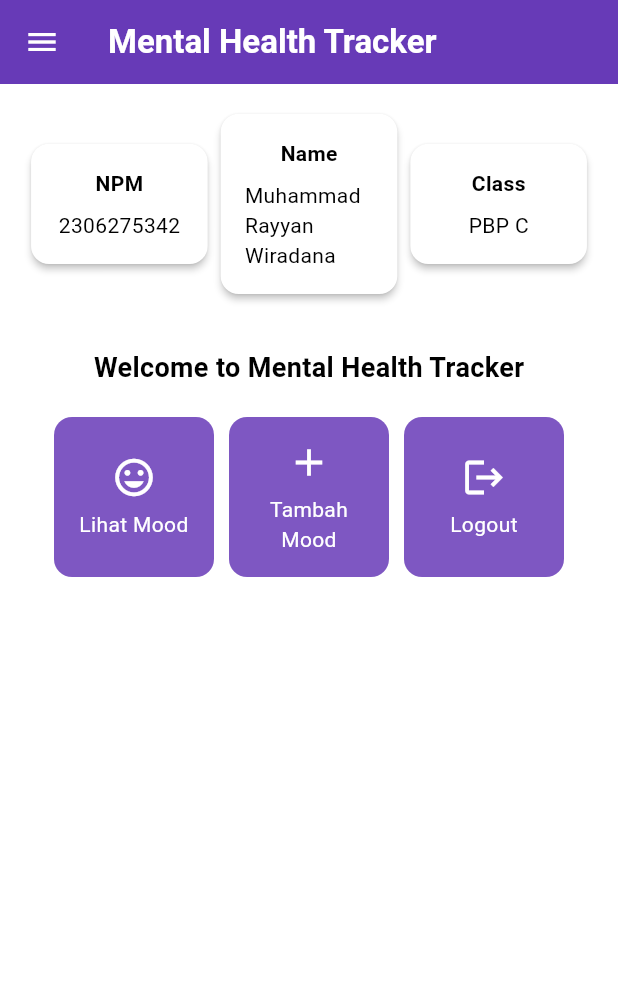
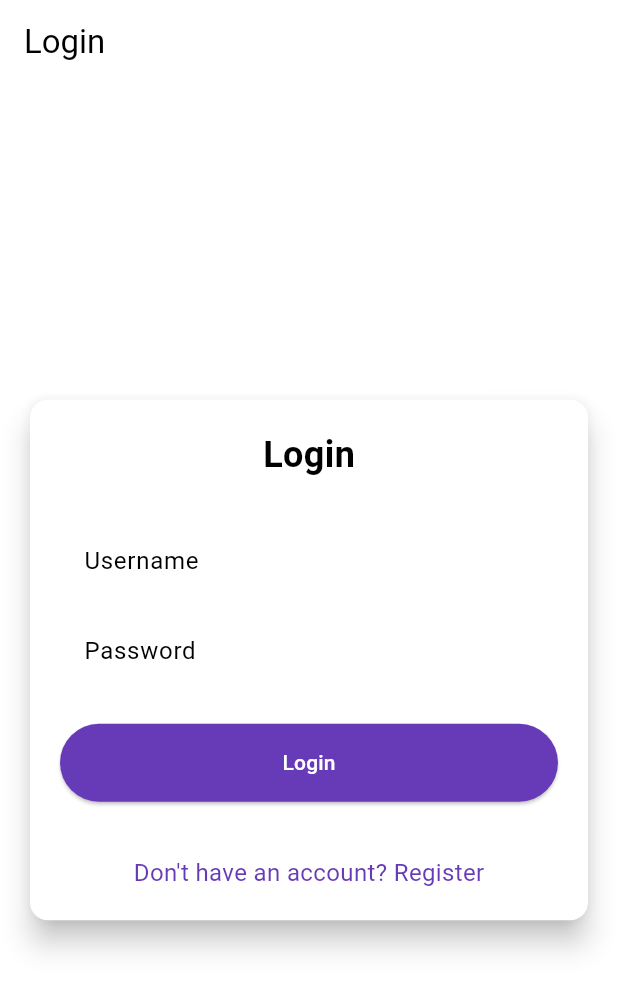
Before and after one commit to wiradanawork/mental_health_tracker_mobile, a Flutter app: the screen it shows after launch, on a phone screen of 412 x 824 dp. Shown: the top 991 px of the screen. Run offline on Flutter 3.47's test engine with Material 3 defaults, Android fonts, the phone set to English and light mode, and no system bars; missing offline and left inert: pbp_django_auth.

Commit message:
saya sudah selesai tutorial 8

```diff
--- a/lib/main.dart
+++ b/lib/main.dart
@@ -1,5 +1,7 @@
 import 'package:flutter/material.dart';
-import 'package:mental_health_tracker_mobile/screens/menu.dart';
+import 'package:provider/provider.dart';
+import 'package:pbp_django_auth/pbp_django_auth.dart';
+import 'package:mental_health_tracker_mobile/screens/login.dart';
 
 void main() {
   runApp(const MyApp());
@@ -8,33 +10,23 @@ void main() {
 class MyApp extends StatelessWidget {
   const MyApp({super.key});
 
-  // This widget is the root of your application.
   @override
   Widget build(BuildContext context) {
-    return MaterialApp(
-      title: 'Flutter Demo',
-      theme: ThemeData(
-        // This is the theme of your application.
-        //
-        // TRY THIS: Try running your application with "flutter run". You'll see
-        // the application has a purple toolbar. Then, without quitting the app,
-        // try changing the seedColor in the colorScheme below to Colors.green
-        // and then invoke "hot reload" (save your changes or press the "hot
-        // reload" button in a Flutter-supported IDE, or press "r" if you used
-        // the command line to start the app).
-        //
-        // Notice that the counter didn't reset back to zero; the application
-        // state is not lost during the reload. To reset the state, use hot
-        // restart instead.
-        //
-        // This works for code too, not just values: Most code changes can be
-        // tested with just a hot reload.
-         colorScheme: ColorScheme.fromSwatch(
-              primarySwatch: Colors.deepPurple,
-        ).copyWith(secondary: Colors.deepPurple[400]),
-        useMaterial3: true,
+    return Provider(
+      create: (_) {
+        CookieRequest request = CookieRequest();
+        return request;
+      },
+      child: MaterialApp(
+        title: 'Mental Health Tracker',
+        theme: ThemeData(
+          useMaterial3: true,
+          colorScheme: ColorScheme.fromSwatch(
+            primarySwatch: Colors.deepPurple,
+          ).copyWith(secondary: Colors.deepPurple[400]),
+        ),
+        home: const LoginPage(),
       ),
-      home: MyHomePage(),
     );
   }
 }
--- /dev/null
+++ b/lib/screens/login.dart
@@ -0,0 +1,182 @@
+import 'package:mental_health_tracker_mobile/screens/menu.dart';
+import 'package:flutter/material.dart';
+import 'package:pbp_django_auth/pbp_django_auth.dart';
+import 'package:provider/provider.dart';
+import 'package:mental_health_tracker_mobile/screens/register.dart';
+// TODO: Import halaman RegisterPage jika sudah dibuat
+
+void main() {
+  runApp(const LoginApp());
+}
+
+class LoginApp extends StatelessWidget {
+  const LoginApp({super.key});
+
+  @override
+  Widget build(BuildContext context) {
+    return MaterialApp(
+      title: 'Login',
+      theme: ThemeData(
+        useMaterial3: true,
+        colorScheme: ColorScheme.fromSwatch(
+          primarySwatch: Colors.deepPurple,
+        ).copyWith(secondary: Colors.deepPurple[400]),
+      ),
+      home: const LoginPage(),
+    );
+  }
+}
+
+class LoginPage extends StatefulWidget {
+  const LoginPage({super.key});
+
+  @override
+  State<LoginPage> createState() => _LoginPageState();
+}
+
+class _LoginPageState extends State<LoginPage> {
+  final TextEditingController _usernameController = TextEditingController();
+  final TextEditingController _passwordController = TextEditingController();
+
+  @override
+  Widget build(BuildContext context) {
+    final request = context.watch<CookieRequest>();
+
+    return Scaffold(
+      appBar: AppBar(
+        title: const Text('Login'),
+      ),
+      body: Center(
+        child: SingleChildScrollView(
+          padding: const EdgeInsets.all(16.0),
+          child: Card(
+            elevation: 8,
+            shape: RoundedRectangleBorder(
+              borderRadius: BorderRadius.circular(12.0),
+            ),
+            child: Padding(
+              padding: const EdgeInsets.all(20.0),
+              child: Column(
+                mainAxisSize: MainAxisSize.min,
+                children: [
+                  const Text(
+                    'Login',
+                    style: TextStyle(
+                      fontSize: 24.0,
+                      fontWeight: FontWeight.bold,
+                    ),
+                  ),
+                  const SizedBox(height: 30.0),
+                  TextField(
+                    controller: _usernameController,
+                    decoration: const InputDecoration(
+                      labelText: 'Username',
+                      hintText: 'Enter your username',
+                      border: OutlineInputBorder(
+                        borderRadius: BorderRadius.all(Radius.circular(12.0)),
+                      ),
+                      contentPadding:
+                          EdgeInsets.symmetric(horizontal: 12.0, vertical: 8.0),
+                    ),
+                  ),
+                  const SizedBox(height: 12.0),
+                  TextField(
+                    controller: _passwordController,
+                    decoration: const InputDecoration(
+                      labelText: 'Password',
+                      hintText: 'Enter your password',
+                      border: OutlineInputBorder(
+                        borderRadius: BorderRadius.all(Radius.circular(12.0)),
+                      ),
+                      contentPadding:
+                          EdgeInsets.symmetric(horizontal: 12.0, vertical: 8.0),
+                    ),
+                    obscureText: true,
+                  ),
+                  const SizedBox(height: 24.0),
+                  ElevatedButton(
+                    onPressed: () async {
+                      String username = _usernameController.text;
+                      String password = _passwordController.text;
+
+                      // Cek kredensial
+                      // TODO: Ganti URL dan jangan lupa tambahkan trailing slash (/) di akhir URL!
+                      // Untuk menyambungkan Android emulator dengan Django pada localhost,
+                      // gunakan URL http://10.0.2.2/
+                      final response = await request
+                          .login("http://127.0.0.1:8000/auth/login/", {
+                        'username': username,
+                        'password': password,
+                      });
+
+                      if (request.loggedIn) {
+                        String message = response['message'];
+                        String uname = response['username'];
+                        if (context.mounted) {
+                          Navigator.pushReplacement(
+                            context,
+                            MaterialPageRoute(
+                                builder: (context) => MyHomePage()),
+                          );
+                          ScaffoldMessenger.of(context)
+                            ..hideCurrentSnackBar()
+                            ..showSnackBar(
+                              SnackBar(
+                                  content:
+                                      Text("$message Selamat datang, $uname.")),
+                            );
+                        }
+                      } else {
+                        if (context.mounted) {
+                          showDialog(
+                            context: context,
+                            builder: (context) => AlertDialog(
+                              title: const Text('Login Gagal'),
+                              content: Text(response['message']),
+                              actions: [
+                                TextButton(
+                                  child: const Text('OK'),
+                                  onPressed: () {
+                                    Navigator.pop(context);
+                                  },
+                                ),
+                              ],
+                            ),
+                          );
+                        }
+                      }
+                    },
+                    style: ElevatedButton.styleFrom(
+                      foregroundColor: Colors.white,
+                      minimumSize: Size(double.infinity, 50),
+                      backgroundColor: Theme.of(context).colorScheme.primary,
+                      padding: const EdgeInsets.symmetric(vertical: 16.0),
+                    ),
+                    child: const Text('Login'),
+                  ),
+                  const SizedBox(height: 36.0),
+                  GestureDetector(
+                    onTap: () {
+                      Navigator.push(
+                        context,
+                        MaterialPageRoute(
+                            builder: (context) => const RegisterPage()),
+                      );
+                    },
+                    child: Text(
+                      'Don\'t have an account? Register',
+                      style: TextStyle(
+                        color: Theme.of(context).colorScheme.primary,
+                        fontSize: 16.0,
+                      ),
+                    ),
+                  ),
+                ],
+              ),
+            ),
+          ),
+        ),
+      ),
+    );
+  }
+}
--- a/lib/screens/menu.dart
+++ b/lib/screens/menu.dart
@@ -3,8 +3,8 @@ import 'package:mental_health_tracker_mobile/widgets/left_drawer.dart';
 import 'package:mental_health_tracker_mobile/widgets/mood_card.dart';
 
 class MyHomePage extends StatelessWidget {
-  final String npm = '2306275342'; // NPM
-  final String name = 'Muhammad Rayyan Wiradana'; // Nama
+  final String npm = '2306245680'; // NPM
+  final String name = 'Rajendra Rifqi Baskara'; // Nama
   final String className = 'PBP C'; // Kelas
 
   final List<ItemHomepage> items = [
--- a/pubspec.yaml
+++ b/pubspec.yaml
@@ -35,6 +35,9 @@ dependencies:
   # The following adds the Cupertino Icons font to your application.
   # Use with the CupertinoIcons class for iOS style icons.
   cupertino_icons: ^1.0.8
+  provider: ^6.1.2
+  pbp_django_auth: ^0.4.0
+  http: ^1.2.2
 
 dev_dependencies:
   flutter_test:
```
Also changed, not shown: lib/models/mood_entry.dart (added, +65 -0 lines), lib/screens/list_moodentry.dart (added, +90 -0 lines), lib/screens/moodentry_form.dart (+34 -29 lines), lib/widgets/left_drawer.dart (+15 -1 lines), lib/widgets/mood_card.dart (+49 -14 lines), lib/screens/register.dart (added), pubspec.lock, 2 other files.
